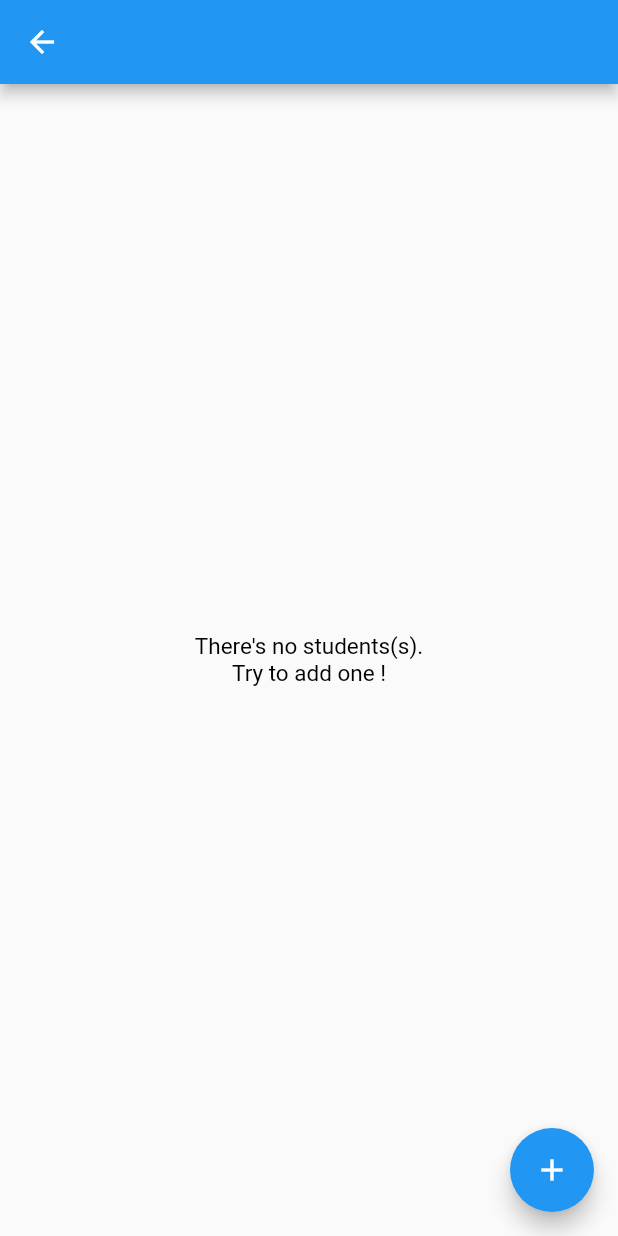
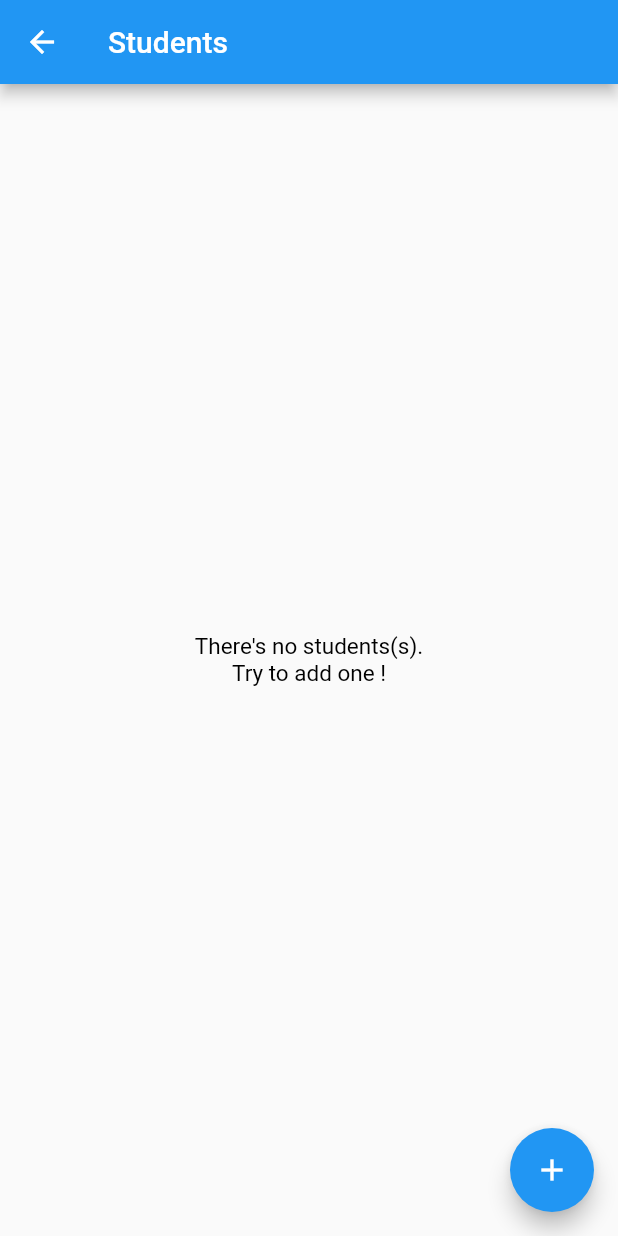
Before and after one commit to AhmedAbdoElhawary/scouts_systems_project, a Flutter app: the screen it shows after launch, after a tap on "Students", on a phone screen of 412 x 824 dp. Run offline on Flutter 3.47's test engine with Material 2 defaults, Android fonts, the phone set to English and light mode, and no system bars; our stand-ins replace cloud_firestore, firebase_auth, firebase_core, fluttertoast, random_string; accounts and stored records are empty.

Commit message:
add  title in AppBar

```diff
--- a/lib/home_screen.dart
+++ b/lib/home_screen.dart
@@ -10,7 +10,7 @@ class HomeScreen extends StatelessWidget {
   @override
   Widget build(BuildContext context) {
     return Scaffold(
-      appBar: AppBar(),
+      appBar: AppBar(title: Text("Scouts App")),
       body: Center(
         child: Row(
           crossAxisAlignment: CrossAxisAlignment.center,
--- a/lib/view/events/events_screen.dart
+++ b/lib/view/events/events_screen.dart
@@ -31,7 +31,7 @@ class EventsPage extends StatelessWidget {
 
   Scaffold buildScaffold(BuildContext context, EventsProvider provider) {
     return Scaffold(
-      appBar: AppBar(),
+      appBar: AppBar(title: Text("Events")),
       body: provider.eventsList.isEmpty
           ? emptyMessage("event")
           : listView(provider),
--- a/lib/view/events/students_items.dart
+++ b/lib/view/events/students_items.dart
@@ -33,7 +33,7 @@ class StudentsEventPage extends StatelessWidget {
 
   Scaffold buildScaffold(StudentsProvider provider, BuildContext context) {
     return Scaffold(
-      appBar: AppBar(),
+      appBar: AppBar(title: Text("Students")),
       body: provider.selectedStudents.isEmpty
           ? emptyMessage("student")
           : listView(provider),
@@ -45,7 +45,7 @@ class StudentsEventPage extends StatelessWidget {
       StudentsProvider provider, BuildContext context) {
     return FloatingActionButton(
       onPressed: () => pushToSelectStudentsPage(context),
-      child: const Icon(Icons.add),
+      child: const Icon(Icons.edit),
     );
   }
 
--- a/lib/view/students/students_screen.dart
+++ b/lib/view/students/students_screen.dart
@@ -9,6 +9,7 @@ import 'package:scouts_system/view_model/students.dart';
 import 'add_student.dart';
 
 class StudentsPage extends StatelessWidget {
+
   const StudentsPage({Key? key}) : super(key: key);
 
   @override
@@ -29,7 +30,7 @@ class StudentsPage extends StatelessWidget {
 
   Scaffold buildScaffold(BuildContext context, StudentsProvider provider) {
     return Scaffold(
-      appBar: AppBar(),
+      appBar: AppBar(title: Text("Students")),
       body: provider.studentsList.isEmpty
           ? emptyMessage("students")
           : listView(context, provider.studentsList),
```
Also changed, not shown: lib/view/seasons/students_items.dart (+5 -4 lines).
